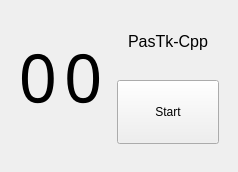
First picture: the form in src/ui/home.ui, repository LambolAlee/PasTk-Cpp-Windows, before the edit.
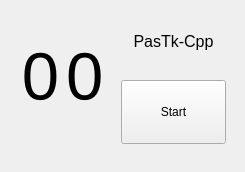
Second picture: the form after the edit. Custom widgets are drawn as their Qt base class.

```diff
--- a/src/ui/home.ui
+++ b/src/ui/home.ui
@@ -6,7 +6,7 @@
    <rect>
     <x>0</x>
     <y>0</y>
-    <width>238</width>
+    <width>245</width>
     <height>172</height>
    </rect>
   </property>
@@ -74,7 +74,6 @@
            <widget class="QLabel" name="tenLCD">
             <property name="font">
              <font>
-              <family>Pro Display tfb</family>
               <pointsize>50</pointsize>
              </font>
             </property>
@@ -90,7 +89,6 @@
            <widget class="QLabel" name="baseLCD">
             <property name="font">
              <font>
-              <family>Pro Display tfb</family>
               <pointsize>50</pointsize>
              </font>
             </property>
```
Left out of the diff: 27 changed lines with no effect on the pictures.
